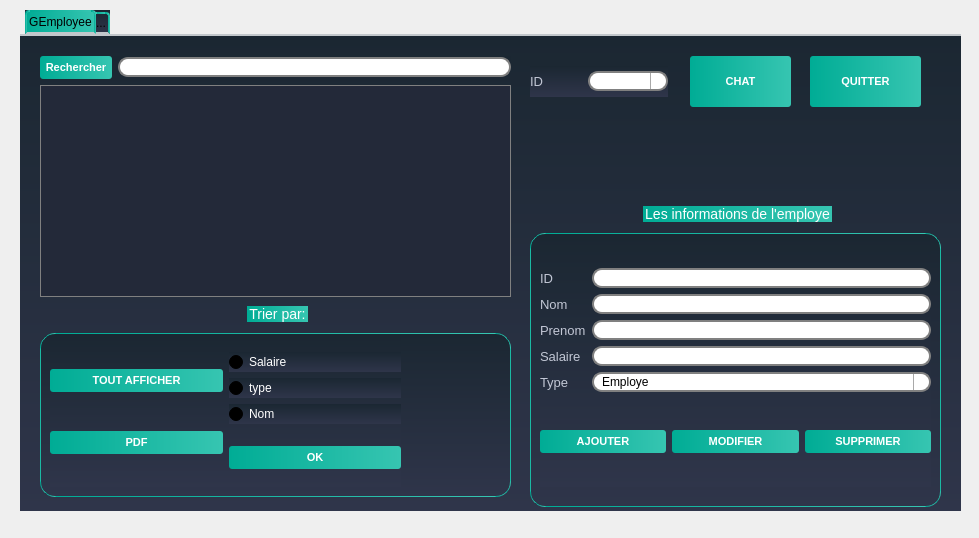
This is employee_interface/employee.ui in snwxr/Dry_Cleaner_2A3 as Qt 5 draws it before an edit. The edited form follows.
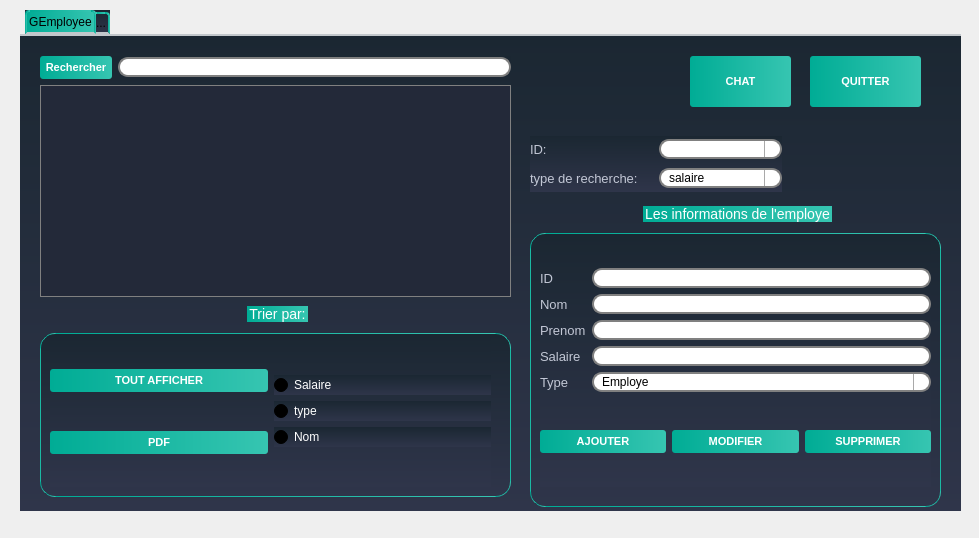
This is the edited form. Icons and pictures are not drawn.

Diff of the .ui file:
```diff
--- a/employee_interface/employee.ui
+++ b/employee_interface/employee.ui
@@ -1304,7 +1304,7 @@
        <rect>
         <x>10</x>
         <y>30</y>
-        <width>351</width>
+        <width>441</width>
         <height>151</height>
        </rect>
       </property>
@@ -1354,13 +1354,6 @@
            </item>
           </layout>
          </item>
-         <item>
-          <widget class="QPushButton" name="pushButton_4">
-           <property name="text">
-            <string>OK</string>
-           </property>
-          </widget>
-         </item>
         </layout>
        </item>
       </layout>
@@ -1421,25 +1414,59 @@
       </item>
      </layout>
     </widget>
-    <widget class="QWidget" name="">
+    <widget class="QWidget" name="layoutWidget">
      <property name="geometry">
       <rect>
        <x>510</x>
-       <y>30</y>
-       <width>138</width>
-       <height>31</height>
+       <y>100</y>
+       <width>252</width>
+       <height>56</height>
       </rect>
      </property>
-     <layout class="QHBoxLayout" name="horizontalLayout_5">
+     <layout class="QVBoxLayout" name="verticalLayout_8">
       <item>
-       <widget class="QLabel" name="label_6">
-        <property name="text">
-         <string>ID</string>
-        </property>
-       </widget>
+       <layout class="QHBoxLayout" name="horizontalLayout_5">
+        <item>
+         <widget class="QLabel" name="label_6">
+          <property name="text">
+           <string>ID:</string>
+          </property>
+         </widget>
+        </item>
+        <item>
+         <widget class="QComboBox" name="comboBox_modif"/>
+        </item>
+       </layout>
       </item>
       <item>
-       <widget class="QComboBox" name="comboBox_modif"/>
+       <layout class="QHBoxLayout" name="horizontalLayout_6">
+        <item>
+         <widget class="QLabel" name="label_7">
+          <property name="text">
+           <string>type de recherche:</string>
+          </property>
+         </widget>
+        </item>
+        <item>
+         <widget class="QComboBox" name="comboBox_rech_emp">
+          <item>
+           <property name="text">
+            <string>salaire</string>
+           </property>
+          </item>
+          <item>
+           <property name="text">
+            <string>type</string>
+           </property>
+          </item>
+          <item>
+           <property name="text">
+            <string>nom</string>
+           </property>
+          </item>
+         </widget>
+        </item>
+       </layout>
       </item>
      </layout>
     </widget>
```
Left out of the diff: 16 changed lines with no effect on the pictures.
